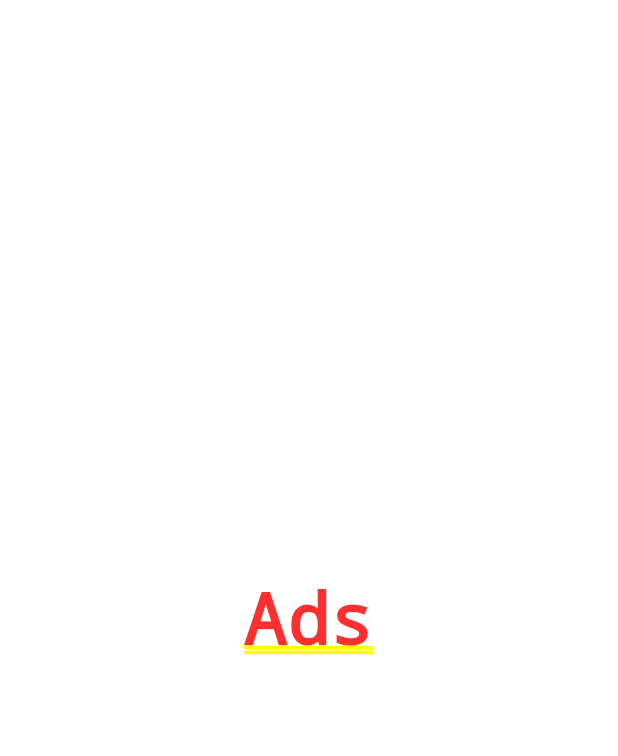
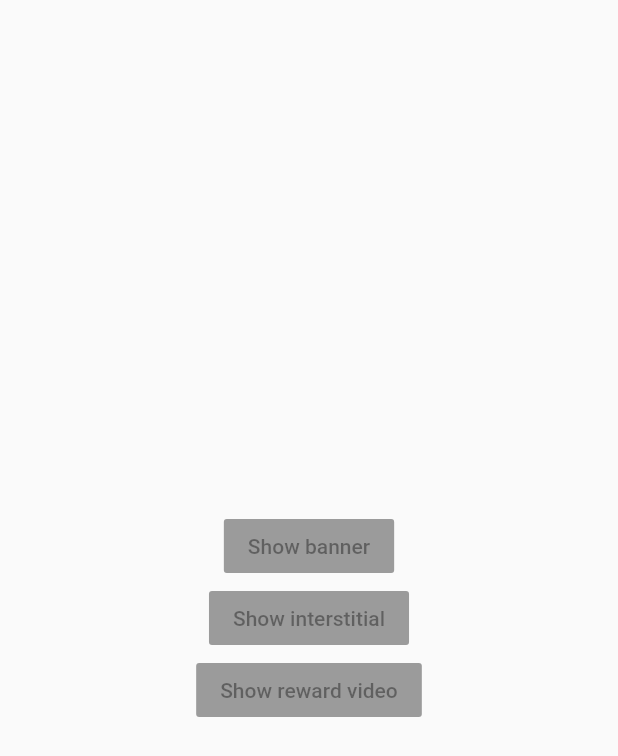
Before and after one commit to vintage/flutter_demo_ads, a Flutter app: the screen it shows after launch, on a phone screen of 412 x 824 dp. Shown: the top 756 px of the screen. Run offline on Flutter 3.47's test engine with Material 2 defaults, Android fonts, the phone set to English and light mode, and no system bars; missing offline and left inert: firebase_admob; accounts and stored records are empty.

Commit message:
Layout with three buttons

```diff
--- a/lib/main.dart
+++ b/lib/main.dart
@@ -1,14 +1,31 @@
+import 'dart:io' show Platform;
+
 import 'package:flutter/material.dart';
+import 'package:firebase_admob/firebase_admob.dart';
 
-void main() => runApp(MyApp());
+void main() {
+  String appId = Platform.isAndroid ? "ss" : "yy";
+  FirebaseAdMob.instance.initialize(appId: appId);
 
-class MyApp extends StatelessWidget {
+  runApp(App());
+}
+
+class App extends StatelessWidget {
   @override
   Widget build(BuildContext context) {
     return MaterialApp(
       title: 'AdMob demo',
-      home: Center(
-        child: Text("Ads"),
+      home: Scaffold(
+        body: Center(
+          child: Column(
+              mainAxisAlignment: MainAxisAlignment.center,
+              children: [
+                RaisedButton(child: Text("Show banner"), onPressed: null),
+                RaisedButton(child: Text("Show interstitial"), onPressed: null),
+                RaisedButton(child: Text("Show reward video"), onPressed: null),
+              ],
+            ),
+        ),
       ),
     );
   }
--- a/pubspec.yaml
+++ b/pubspec.yaml
@@ -23,6 +23,7 @@ dependencies:
   # The following adds the Cupertino Icons font to your application.
   # Use with the CupertinoIcons class for iOS style icons.
   cupertino_icons: ^0.1.2
+  firebase_admob: 0.9.0+1
 
 dev_dependencies:
   flutter_test:
```
Also changed, not shown: 8 other files.
